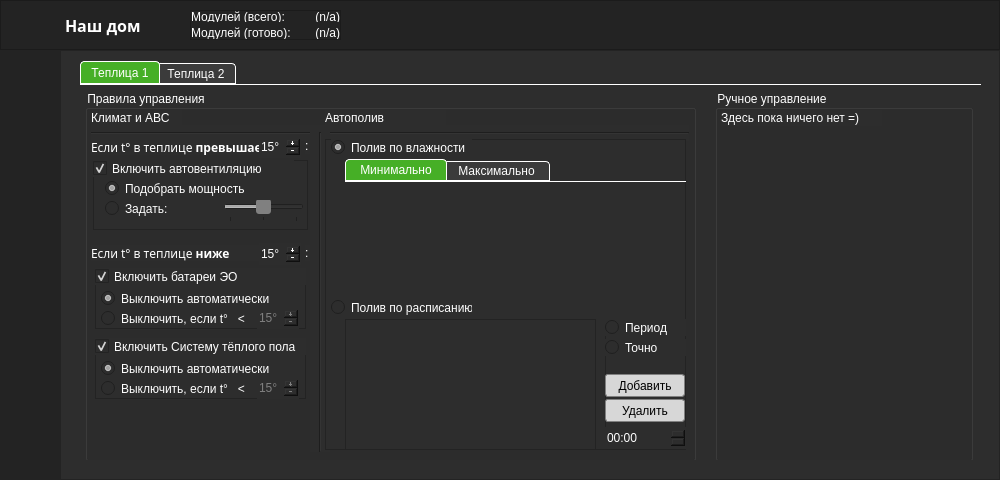
StarterCraft/Hyrex_AsQamm, file AsQammDekstopControl/ui/src/ui.ui: the form before one commit.
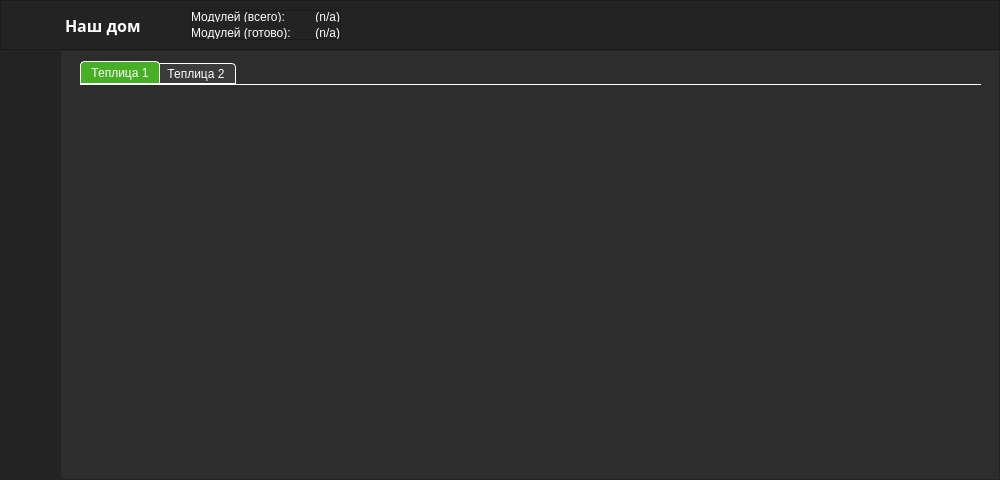
The form after the commit. The open tabs and pages were chosen to show the change. Icons and pictures are not drawn. Custom widgets are drawn as their Qt base class.

What changed in the file:
```diff
--- a/AsQammDekstopControl/ui/src/ui.ui
+++ b/AsQammDekstopControl/ui/src/ui.ui
@@ -3375,712 +3375,6 @@
                   <attribute name="title">
                    <string> Теплица 1 </string>
                   </attribute>
-                  <widget class="QGroupBox" name="box_PtsRuleList_1">
-                   <property name="geometry">
-                    <rect>
-                     <x>3</x>
-                     <y>3</y>
-                     <width>611</width>
-                     <height>371</height>
-                    </rect>
-                   </property>
-                   <property name="title">
-                    <string>Правила управления</string>
-                   </property>
-                   <widget class="QLabel" name="lbl_ReadOnly38">
-                    <property name="geometry">
-                     <rect>
-                      <x>6</x>
-                      <y>20</y>
-                      <width>91</width>
-                      <height>16</height>
-                     </rect>
-                    </property>
-                    <property name="styleSheet">
-                     <string notr="true">font: 63 10pt &quot;Segoe UI Semibold&quot;;</string>
-                    </property>
-                    <property name="text">
-                     <string>Климат и АВС</string>
-                    </property>
-                   </widget>
-                   <widget class="QLabel" name="lbl_ReadOnly35">
-                    <property name="geometry">
-                     <rect>
-                      <x>6</x>
-                      <y>49</y>
-                      <width>171</width>
-                      <height>16</height>
-                     </rect>
-                    </property>
-                    <property name="font">
-                     <font>
-                      <family>Segoe UI Semilight</family>
-                      <pointsize>9</pointsize>
-                      <weight>50</weight>
-                      <italic>false</italic>
-                      <bold>false</bold>
-                     </font>
-                    </property>
-                    <property name="styleSheet">
-                     <string notr="true">font: 9pt &quot;Segoe UI Semilight&quot;;</string>
-                    </property>
-                    <property name="text">
-                     <string>&lt;html&gt;&lt;head/&gt;&lt;body&gt;&lt;p&gt;Если t° в теплице &lt;span style=&quot; font-weight:600;&quot;&gt;превышает&lt;/span&gt;&lt;/p&gt;&lt;/body&gt;&lt;/html&gt;</string>
-                    </property>
-                    <property name="textFormat">
-                     <enum>Qt::RichText</enum>
-                    </property>
-                   </widget>
-                   <widget class="QSpinBox" name="spb_PtsMaxPossibleTemp">
-                    <property name="geometry">
-                     <rect>
-                      <x>174</x>
-                      <y>46</y>
-                      <width>42</width>
-                      <height>22</height>
-                     </rect>
-                    </property>
-                    <property name="frame">
-                     <bool>true</bool>
-                    </property>
-                    <property name="buttonSymbols">
-                     <enum>QAbstractSpinBox::PlusMinus</enum>
-                    </property>
-                    <property name="suffix">
-                     <string>°</string>
-                    </property>
-                    <property name="minimum">
-                     <number>15</number>
-                    </property>
-                    <property name="maximum">
-                     <number>40</number>
-                    </property>
-                   </widget>
-                   <widget class="QLabel" name="lbl_ReadOnly37">
-                    <property name="geometry">
-                     <rect>
-                      <x>220</x>
-                      <y>48</y>
-                      <width>16</width>
-                      <height>16</height>
-                     </rect>
-                    </property>
-                    <property name="text">
-                     <string>:</string>
-                    </property>
-                   </widget>
-                   <widget class="Line" name="line_4">
-                    <property name="geometry">
-                     <rect>
-                      <x>6</x>
-                      <y>35</y>
-                      <width>598</width>
-                      <height>16</height>
-                     </rect>
-                    </property>
-                    <property name="orientation">
-                     <enum>Qt::Horizontal</enum>
-                    </property>
-                   </widget>
-                   <widget class="QLabel" name="lbl_ReadOnly36">
-                    <property name="geometry">
-                     <rect>
-                      <x>6</x>
-                      <y>155</y>
-                      <width>171</width>
-                      <height>16</height>
-                     </rect>
-                    </property>
-                    <property name="font">
-                     <font>
-                      <family>Segoe UI Semilight</family>
-                      <pointsize>9</pointsize>
-                      <weight>50</weight>
-                      <italic>false</italic>
-                      <bold>false</bold>
-                     </font>
-                    </property>
-                    <property name="styleSheet">
-                     <string notr="true">font: 9pt &quot;Segoe UI Semilight&quot;;</string>
-                    </property>
-                    <property name="text">
-                     <string>&lt;html&gt;&lt;head/&gt;&lt;body&gt;&lt;p&gt;Если t° в теплице &lt;span style=&quot; font-weight:600;&quot;&gt;ниже&lt;/span&gt;&lt;/p&gt;&lt;/body&gt;&lt;/html&gt;</string>
-                    </property>
-                    <property name="textFormat">
-                     <enum>Qt::RichText</enum>
-                    </property>
-                   </widget>
-                   <widget class="QSpinBox" name="spb_PtsMinPossibleTemp">
-                    <property name="geometry">
-                     <rect>
-                      <x>174</x>
-                      <y>153</y>
-                      <width>42</width>
-                      <height>22</height>
-                     </rect>
-                    </property>
-                    <property name="frame">
-                     <bool>true</bool>
-                    </property>
-                    <property name="buttonSymbols">
-                     <enum>QAbstractSpinBox::PlusMinus</enum>
-                    </property>
-                    <property name="suffix">
-                     <string>°</string>
-                    </property>
-                    <property name="minimum">
-                     <number>15</number>
-                    </property>
-                    <property name="maximum">
-                     <number>40</number>
-                    </property>
-                   </widget>
-                   <widget class="QLabel" name="lbl_ReadOnly39">
-                    <property name="geometry">
-                     <rect>
-                      <x>220</x>
-                      <y>155</y>
-                      <width>16</width>
-                      <height>16</height>
-                     </rect>
-                    </property>
-                    <property name="text">
-                     <string>:</string>
-                    </property>
-                   </widget>
-                   <widget class="Line" name="line_5">
-                    <property name="geometry">
-                     <rect>
-                      <x>225</x>
-                      <y>42</y>
-                      <width>20</width>
-                      <height>320</height>
-                     </rect>
-                    </property>
-                    <property name="orientation">
-                     <enum>Qt::Vertical</enum>
-                    </property>
-                   </widget>
-                   <widget class="QLabel" name="lbl_ReadOnly40">
-                    <property name="geometry">
-                     <rect>
-                      <x>240</x>
-                      <y>20</y>
-                      <width>121</width>
-                      <height>16</height>
-                     </rect>
-                    </property>
-                    <property name="styleSheet">
-                     <string notr="true">font: 63 10pt &quot;Segoe UI Semibold&quot;;</string>
-                    </property>
-                    <property name="text">
-                     <string>Автополив</string>
-                    </property>
-                   </widget>
-                   <widget class="QFrame" name="frame_PtsAutoVentSys">
-                    <property name="geometry">
-                     <rect>
-                      <x>8</x>
-                      <y>70</y>
-                      <width>215</width>
-                      <height>70</height>
-                     </rect>
-                    </property>
-                    <property name="frameShape">
-                     <enum>QFrame::StyledPanel</enum>
-                    </property>
-                    <property name="frameShadow">
-                     <enum>QFrame::Raised</enum>
-                    </property>
-                    <widget class="QRadioButton" name="rdb_PtsAutoVentSysManualMode">
-                     <property name="geometry">
-                      <rect>
-                       <x>12</x>
-                       <y>40</y>
-                       <width>111</width>
-                       <height>17</height>
-                      </rect>
-                     </property>
-                     <property name="text">
-                      <string>Задать: </string>
-                     </property>
-                    </widget>
-                    <widget class="QCheckBox" name="ckb_PtsAutoVentSysToggle">
-                     <property name="geometry">
-                      <rect>
-                       <x>0</x>
-                       <y>0</y>
-                       <width>201</width>
-                       <height>17</height>
-                      </rect>
-                     </property>
-                     <property name="text">
-                      <string>Включить автовентиляцию</string>
-                     </property>
-                     <property name="checked">
-                      <bool>true</bool>
-                     </property>
-                    </widget>
-                    <widget class="QSlider" name="sld_PtsAutoVentSysManMdSlider">
-                     <property name="enabled">
-                      <bool>false</bool>
-                     </property>
-                     <property name="geometry">
-                      <rect>
-                       <x>130</x>
-                       <y>40</y>
-                       <width>81</width>
-                       <height>22</height>
-                      </rect>
-                     </property>
-                     <property name="maximum">
-                      <number>10</number>
-                     </property>
-                     <property name="pageStep">
-                      <number>2</number>
-                     </property>
-                     <property name="value">
-                      <number>5</number>
-                     </property>
-                     <property name="orientation">
-                      <enum>Qt::Horizontal</enum>
-                     </property>
-                     <property name="tickPosition">
-                      <enum>QSlider::TicksBelow</enum>
-                     </property>
-                     <property name="tickInterval">
-                      <number>5</number>
-                     </property>
-                    </widget>
-                    <widget class="QRadioButton" name="rdb_PtsAutoVentSysAutoMode">
-                     <property name="geometry">
-                      <rect>
-                       <x>12</x>
-                       <y>20</y>
-                       <width>201</width>
-                       <height>17</height>
-                      </rect>
-                     </property>
-                     <property name="text">
-                      <string>Подобрать мощность </string>
-                     </property>
-                     <property name="checked">
-                      <bool>true</bool>
-                     </property>
-                    </widget>
-                   </widget>
-                   <widget class="QFrame" name="frame_PtsMainHeatingSys">
-                    <property name="geometry">
-                     <rect>
-                      <x>10</x>
-                      <y>178</y>
-                      <width>211</width>
-                      <height>61</height>
-                     </rect>
-                    </property>
-                    <property name="frameShape">
-                     <enum>QFrame::StyledPanel</enum>
-                    </property>
-                    <property name="frameShadow">
-                     <enum>QFrame::Raised</enum>
-                    </property>
-                    <widget class="QSpinBox" name="spb_PtsOffHeatingIfTempHigher">
-                     <property name="enabled">
-                      <bool>false</bool>
-                     </property>
-                     <property name="geometry">
-                      <rect>
-                       <x>162</x>
-                       <y>39</y>
-                       <width>42</width>
-                       <height>22</height>
-                      </rect>
-                     </property>
-                     <property name="styleSheet">
-                      <string notr="true"/>
-                     </property>
-                     <property name="frame">
-                      <bool>true</bool>
-                     </property>
-                     <property name="buttonSymbols">
-                      <enum>QAbstractSpinBox::PlusMinus</enum>
-                     </property>
-                     <property name="suffix">
-                      <string>°</string>
-                     </property>
-                     <property name="minimum">
-                      <number>15</number>
-                     </property>
-                     <property name="maximum">
-                      <number>40</number>
-                     </property>
-                    </widget>
-                    <widget class="QCheckBox" name="ckb_PtsElcHtgSysToggle">
-                     <property name="geometry">
-                      <rect>
-                       <x>0</x>
-                       <y>0</y>
-                       <width>221</width>
-                       <height>17</height>
-                      </rect>
-                     </property>
-                     <property name="text">
-                      <string>Включить батареи ЭО</string>
-                     </property>
-                     <property name="checked">
-                      <bool>true</bool>
-                     </property>
-                    </widget>
-                    <widget class="QRadioButton" name="rdb_PtsOffMainHeatingAuto">
-                     <property name="geometry">
-                      <rect>
-                       <x>6</x>
-                       <y>22</y>
-                       <width>201</width>
-                       <height>17</height>
-                      </rect>
-                     </property>
-                     <property name="text">
-                      <string>Выключить автоматически</string>
-                     </property>
-                     <property name="checked">
-                      <bool>true</bool>
-                     </property>
-                    </widget>
-                    <widget class="QRadioButton" name="rdb_PtsOffMainHeatingManual">
-                     <property name="geometry">
-                      <rect>
-                       <x>6</x>
-                       <y>42</y>
-                       <width>151</width>
-                       <height>17</height>
-                      </rect>
-                     </property>
-                     <property name="sizePolicy">
-                      <sizepolicy hsizetype="MinimumExpanding" vsizetype="Fixed">
-                       <horstretch>0</horstretch>
-                       <verstretch>0</verstretch>
-                      </sizepolicy>
-                     </property>
-                     <property name="text">
-                      <string>Выключить, если t°   &lt;  </string>
-                     </property>
-                    </widget>
-                   </widget>
-                   <widget class="QFrame" name="frame_PtsHotfloorSys">
-                    <property name="geometry">
-                     <rect>
-                      <x>10</x>
-                      <y>248</y>
-                      <width>211</width>
-                      <height>61</height>
-                     </rect>
-                    </property>
-                    <property name="frameShape">
-                     <enum>QFrame::StyledPanel</enum>
-                    </property>
-                    <property name="frameShadow">
-                     <enum>QFrame::Raised</enum>
-                    </property>
-                    <widget class="QSpinBox" name="spb_PtsOffHeatFlrTempHigher">
-                     <property name="enabled">
-                      <bool>false</bool>
-                     </property>
-                     <property name="geometry">
-                      <rect>
-                       <x>162</x>
-                       <y>39</y>
-                       <width>42</width>
-                       <height>22</height>
-                      </rect>
-                     </property>
-                     <property name="styleSheet">
-                      <string notr="true"/>
-                     </property>
-                     <property name="frame">
-                      <bool>true</bool>
-                     </property>
-                     <property name="buttonSymbols">
-                      <enum>QAbstractSpinBox::PlusMinus</enum>
-                     </property>
-                     <property name="suffix">
-                      <string>°</string>
-                     </property>
-                     <property name="minimum">
-                      <number>15</number>
-                     </property>
-                     <property name="maximum">
-                      <number>40</number>
-                     </property>
-                    </widget>
-                    <widget class="QCheckBox" name="ckb_PtsFlrHtgSysToggle">
-                     <property name="geometry">
-                      <rect>
-                       <x>0</x>
-                       <y>0</y>
-                       <width>221</width>
-                       <height>17</height>
-                      </rect>
-                     </property>
-                     <property name="text">
-                      <string>Включить Систему тёплого пола</string>
-                     </property>
-                     <property name="checked">
-                      <bool>true</bool>
-                     </property>
-                    </widget>
-                    <widget class="QRadioButton" name="rdb_PtsOffHotfloorAuto">
-                     <property name="geometry">
-                      <rect>
-                       <x>6</x>
-                       <y>22</y>
-                       <width>201</width>
-                       <height>17</height>
-                      </rect>
-                     </property>
-                     <property name="text">
-                      <string>Выключить автоматически</string>
-                     </property>
-                     <property name="checked">
-                      <bool>true</bool>
-                     </property>
-                    </widget>
-                    <widget class="QRadioButton" name="rdb_PtsOffHotfloorManual">
-                     <property name="geometry">
-                      <rect>
-                       <x>6</x>
-                       <y>42</y>
-                       <width>151</width>
-                       <height>17</height>
-                      </rect>
-                     </property>
-                     <property name="sizePolicy">
-                      <sizepolicy hsizetype="MinimumExpanding" vsizetype="Fixed">
-                       <horstretch>0</horstretch>
-                       <verstretch>0</verstretch>
-                      </sizepolicy>
-                     </property>
-                     <property name="text">
-                      <string>Выключить, если t°   &lt;  </string>
-                     </property>
-                    </widget>
-                   </widget>
-                   <widget class="QFrame" name="frame_PtsWateringSys">
-                    <property name="geometry">
-                     <rect>
-                      <x>240</x>
-                      <y>49</y>
-                      <width>361</width>
-                      <height>311</height>
-                     </rect>
-                    </property>
-                    <property name="frameShape">
-                     <enum>QFrame::StyledPanel</enum>
-                    </property>
-                    <property name="frameShadow">
-                     <enum>QFrame::Raised</enum>
-                    </property>
-                    <widget class="QTabWidget" name="taw_PtsWateringAutoModeCfg">
-                     <property name="enabled">
-                      <bool>true</bool>
-                     </property>
-                     <property name="geometry">
-                      <rect>
-                       <x>20</x>
-                       <y>20</y>
-                       <width>341</width>
-                       <height>131</height>
-                      </rect>
-                     </property>
-                     <property name="styleSheet">
-                      <string notr="true">QTabBar { font: 10pt &quot;Segoe UI Light&quot;; }
-QTabBar::tab { padding: 2 14 2 14; min-width: 8ex; }</string>
-                     </property>
-                     <property name="currentIndex">
-                      <number>0</number>
-                     </property>
-                     <widget class="QWidget" name="tab_PtsWateringMinMoisLvl_2">
-                      <attribute name="title">
-                       <string>Минимально</string>
-                      </attribute>
-                     </widget>
-                     <widget class="QWidget" name="tab_PtsWateringMaxMoisLvl_2">
-                      <attribute name="title">
-                       <string>Максимальнo</string>
-                      </attribute>
-                     </widget>
-                    </widget>
-                    <widget class="QRadioButton" name="rdb_PtsWateringAutoMode">
-                     <property name="geometry">
-                      <rect>
-                       <x>6</x>
-                       <y>0</y>
-                       <width>141</width>
-                       <height>17</height>
-                      </rect>
-                     </property>
-                     <property name="text">
-                      <string>Полив по влажности</string>
-                     </property>
-                     <property name="checked">
-                      <bool>true</bool>
-                     </property>
-                    </widget>
-                    <widget class="QRadioButton" name="rdb_PtsWateringScheduleMode">
-                     <property name="geometry">
-                      <rect>
-                       <x>6</x>
-                       <y>160</y>
-                       <width>141</width>
-                       <height>17</height>
-                      </rect>
-                     </property>
-                     <property name="text">
-                      <string>Полив по расписанию</string>
-                     </property>
-                     <property name="checked">
-                      <bool>false</bool>
-                     </property>
-                    </widget>
-                    <widget class="QTableWidget" name="tbw_PtsWateringSchedule">
-                     <property name="enabled">
-                      <bool>true</bool>
-                     </property>
-                     <property name="geometry">
-                      <rect>
-                       <x>20</x>
-                       <y>180</y>
-                       <width>251</width>
-                       <height>131</height>
-                      </rect>
-                     </property>
-                    </widget>
-                    <widget class="QFrame" name="frame_PtsWateringSysScheduleBtb">
-                     <property name="geometry">
-                      <rect>
-                       <x>280</x>
-                       <y>180</y>
-                       <width>81</width>
-                       <height>131</height>
-                      </rect>
-                     </property>
-                     <property name="frameShape">
-                      <enum>QFrame::StyledPanel</enum>
-                     </property>
-                     <property name="frameShadow">
-                      <enum>QFrame::Raised</enum>
-                     </property>
-                     <widget class="QRadioButton" name="rdb_PtsWateringSysSchedPeriodic">
-                      <property name="geometry">
-                       <rect>
-                        <x>0</x>
-                        <y>0</y>
-                        <width>82</width>
-                        <height>17</height>
-                       </rect>
-                      </property>
-                      <property name="text">
-                       <string>Период</string>
-                      </property>
-                     </widget>
-                     <widget class="QRadioButton" name="rb_PtsWateringSysSchedAbsolute">
-                      <property name="geometry">
-                       <rect>
-                        <x>0</x>
-                        <y>20</y>
-                        <width>82</width>
-                        <height>17</height>
-                       </rect>
-                      </property>
-                      <property name="text">
-                       <string>Точно</string>
-                      </property>
-                     </widget>
-                     <widget class="QTimeEdit" name="tme_PtsWateringSysScheduleTime">
-                      <property name="geometry">
-                       <rect>
-                        <x>0</x>
-                        <y>108</y>
-                        <width>81</width>
-                        <height>22</height>
-                       </rect>
-                      </property>
-                      <property name="displayFormat">
-                       <string>HH:mm</string>
-                      </property>
-                     </widget>
-                     <widget class="QPushButton" name="btn_PtsWateringSysDelArg">
-                      <property name="geometry">
-                       <rect>
-                        <x>0</x>
-                        <y>80</y>
-                        <width>80</width>
-                        <height>23</height>
-                       </rect>
-                      </property>
-                      <property name="text">
-                       <string>Удалить</string>
-                      </property>
-                     </widget>
-                     <widget class="QPushButton" name="btn_PtsWateringSysAddArg">
-                      <property name="geometry">
-                       <rect>
-                        <x>0</x>
-                        <y>55</y>
-                        <width>80</width>
-                        <height>23</height>
-                       </rect>
-                      </property>
-                      <property name="text">
-                       <string>Добавить</string>
-                      </property>
-                     </widget>
-                    </widget>
-                   </widget>
-                   <zorder>frame_PtsAutoVentSys</zorder>
-                   <zorder>lbl_ReadOnly35</zorder>
-                   <zorder>lbl_ReadOnly37</zorder>
-                   <zorder>line_4</zorder>
-                   <zorder>spb_PtsMaxPossibleTemp</zorder>
-                   <zorder>lbl_ReadOnly38</zorder>
-                   <zorder>lbl_ReadOnly36</zorder>
-                   <zorder>spb_PtsMinPossibleTemp</zorder>
-                   <zorder>lbl_ReadOnly39</zorder>
-                   <zorder>line_5</zorder>
-                   <zorder>lbl_ReadOnly40</zorder>
-                   <zorder>frame_PtsMainHeatingSys</zorder>
-                   <zorder>frame_PtsHotfloorSys</zorder>
-                   <zorder>frame_PtsWateringSys</zorder>
-                  </widget>
-                  <widget class="QGroupBox" name="box_PtsManualControl_1">
-                   <property name="geometry">
-                    <rect>
-                     <x>633</x>
-                     <y>3</y>
-                     <width>258</width>
-                     <height>371</height>
-                    </rect>
-                   </property>
-                   <property name="title">
-                    <string>Ручное управление</string>
-                   </property>
-                   <widget class="QLabel" name="lbl_ReadOnly41">
-                    <property name="geometry">
-                     <rect>
-                      <x>6</x>
-                      <y>20</y>
-                      <width>161</width>
-                      <height>16</height>
-                     </rect>
-                    </property>
-                    <property name="styleSheet">
-                     <string notr="true">font: 63 10pt &quot;Segoe UI Semibold&quot;;</string>
-                    </property>
-                    <property name="text">
-                     <string>Здесь пока ничего нет =)</string>
-                    </property>
-                   </widget>
-                  </widget>
                  </widget>
                  <widget class="QWidget" name="tab2">
                   <attribute name="title">
```
Left out of the diff: 469 changed lines with no effect on the pictures.
